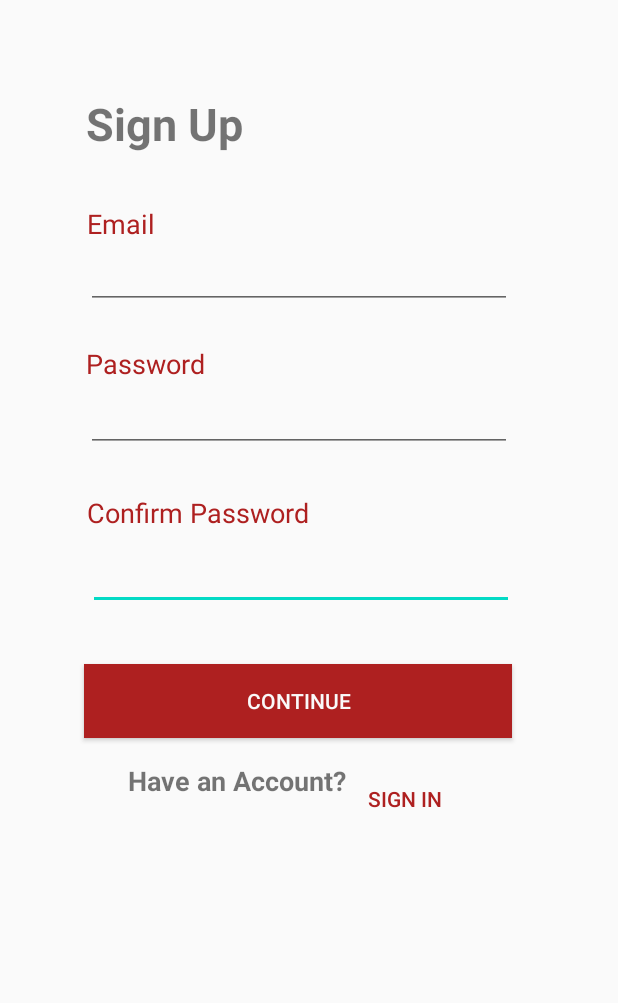
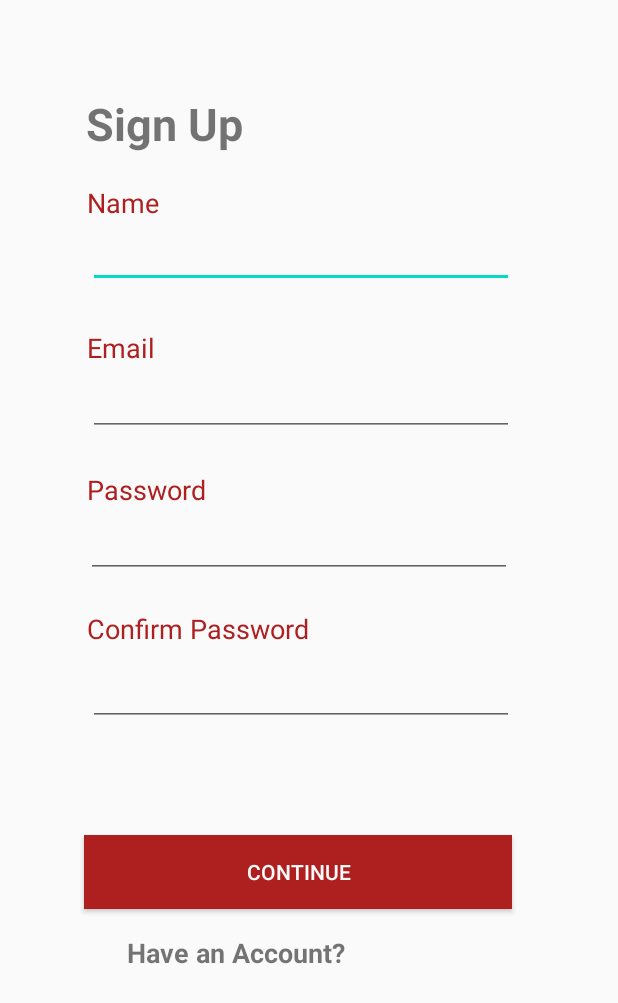
Before and after one commit to Jordan-Hum/FermentationMonitor, an Android app: the layout activity_signup.xml on its own in the app's theme, with its tools: preview values and no code run, on a phone screen of 412 x 824 dp. Shown: the top 1003 px of the screen. Run offline under Robolectric (Android 15) with nearby library versions, the phone set to English and light mode, and no system bars.

Commit message:
login page -created frontend for login page -links to main activity using login button (no authentication) -need to add authentication
signup page
-added name for signup
-aligned elements

```diff
--- a/android/FermentationMonitor/app/src/main/res/layout/activity_signup.xml
+++ b/android/FermentationMonitor/app/src/main/res/layout/activity_signup.xml
@@ -5,6 +5,76 @@
     android:layout_width="match_parent"
     android:layout_height="match_parent"
     tools:context=".SignupActivity">
+
+    <EditText
+        android:id="@+id/nameInput"
+        android:layout_width="284dp"
+        android:layout_height="49dp"
+        android:ems="10"
+        android:inputType="textPersonName"
+        app:layout_constraintBottom_toBottomOf="parent"
+        app:layout_constraintEnd_toEndOf="parent"
+        app:layout_constraintHorizontal_bias="0.456"
+        app:layout_constraintStart_toStartOf="parent"
+        app:layout_constraintTop_toBottomOf="@+id/nameTitle"
+        app:layout_constraintVertical_bias="0.0" />
+
+    <TextView
+        android:id="@+id/nameTitle"
+        android:layout_width="76dp"
+        android:layout_height="20dp"
+        android:text="Name"
+        android:textColor="#AE2020"
+        android:textSize="18sp"
+        app:layout_constraintBottom_toBottomOf="parent"
+        app:layout_constraintEnd_toEndOf="parent"
+        app:layout_constraintHorizontal_bias="0.173"
+        app:layout_constraintStart_toStartOf="parent"
+        app:layout_constraintTop_toBottomOf="@+id/signupTitle"
+        app:layout_constraintVertical_bias="0.021" />
+
+    <EditText
+        android:id="@+id/passwordInput"
+        android:layout_width="284dp"
+        android:layout_height="49dp"
+        android:layout_marginBottom="324dp"
+        android:ems="10"
+        android:inputType="textPersonName"
+        android:textColor="#000000"
+        app:layout_constraintBottom_toBottomOf="parent"
+        app:layout_constraintEnd_toEndOf="parent"
+        app:layout_constraintHorizontal_bias="0.45"
+        app:layout_constraintStart_toStartOf="parent"
+        app:layout_constraintTop_toBottomOf="@+id/passwordTitle"
+        app:layout_constraintVertical_bias="0.0" />
+
+    <TextView
+        android:id="@+id/passwordTitle"
+        android:layout_width="105dp"
+        android:layout_height="22dp"
+        android:text="Password"
+        android:textColor="#AE2020"
+        android:textSize="18sp"
+        app:layout_constraintBottom_toBottomOf="parent"
+        app:layout_constraintEnd_toEndOf="parent"
+        app:layout_constraintHorizontal_bias="0.189"
+        app:layout_constraintStart_toStartOf="parent"
+        app:layout_constraintTop_toBottomOf="@+id/emailInput"
+        app:layout_constraintVertical_bias="0.045" />
+
+    <Button
+        android:id="@+id/continueButton"
+        android:layout_width="285dp"
+        android:layout_height="49dp"
+        android:background="#AE2020"
+        android:text="Continue"
+        android:textColor="#FAFAFA"
+        app:layout_constraintBottom_toBottomOf="parent"
+        app:layout_constraintEnd_toEndOf="parent"
+        app:layout_constraintHorizontal_bias="0.444"
+        app:layout_constraintStart_toStartOf="parent"
+        app:layout_constraintTop_toBottomOf="@+id/passwordInput"
+        app:layout_constraintVertical_bias="0.44" />
 
     <TextView
         android:id="@+id/confirmPasswordTitle"
@@ -18,7 +88,20 @@
         app:layout_constraintHorizontal_bias="0.253"
         app:layout_constraintStart_toStartOf="parent"
         app:layout_constraintTop_toBottomOf="@+id/passwordInput"
-        app:layout_constraintVertical_bias="0.057" />
+        app:layout_constraintVertical_bias="0.052" />
+
+    <EditText
+        android:id="@+id/emailInput"
+        android:layout_width="284dp"
+        android:layout_height="49dp"
+        android:ems="10"
+        android:inputType="textPersonName"
+        app:layout_constraintBottom_toBottomOf="parent"
+        app:layout_constraintEnd_toEndOf="parent"
+        app:layout_constraintHorizontal_bias="0.456"
+        app:layout_constraintStart_toStartOf="parent"
+        app:layout_constraintTop_toBottomOf="@+id/emailTitle"
+        app:layout_constraintVertical_bias="0.0" />
 
     <EditText
         android:id="@+id/confirmPasswordInput"
@@ -27,6 +110,7 @@
         android:layout_marginBottom="324dp"
         android:ems="10"
         android:inputType="textPersonName"
+        android:textColor="#000000"
         app:layout_constraintBottom_toBottomOf="parent"
         app:layout_constraintEnd_toEndOf="parent"
         app:layout_constraintHorizontal_bias="0.456"
@@ -34,19 +118,49 @@
         app:layout_constraintTop_toBottomOf="@+id/confirmPasswordTitle"
         app:layout_constraintVertical_bias="0.0" />
 
-    <EditText
-        android:id="@+id/passwordInput"
-        android:layout_width="284dp"
-        android:layout_height="49dp"
-        android:layout_marginBottom="324dp"
-        android:ems="10"
-        android:inputType="textPersonName"
+    <TextView
+        android:id="@+id/emailTitle"
+        android:layout_width="81dp"
+        android:layout_height="22dp"
+        android:text="Email"
+        android:textColor="#AE2020"
+        android:textSize="18sp"
         app:layout_constraintBottom_toBottomOf="parent"
         app:layout_constraintEnd_toEndOf="parent"
-        app:layout_constraintHorizontal_bias="0.448"
+        app:layout_constraintHorizontal_bias="0.175"
         app:layout_constraintStart_toStartOf="parent"
-        app:layout_constraintTop_toBottomOf="@+id/passwordTitle"
-        app:layout_constraintVertical_bias="0.0" />
+        app:layout_constraintTop_toBottomOf="@+id/signupTitle"
+        app:layout_constraintVertical_bias="0.16" />
+
+    <Button
+        android:id="@+id/signinButton"
+        style="@style/Widget.AppCompat.Button.Borderless"
+        android:layout_width="75dp"
+        android:layout_height="40dp"
+        android:layout_marginTop="20dp"
+        android:layout_marginBottom="224dp"
+        android:text="Sign In"
+        android:textColor="#AE2020"
+        app:layout_constraintBottom_toBottomOf="parent"
+        app:layout_constraintEnd_toEndOf="parent"
+        app:layout_constraintHorizontal_bias="0.0"
+        app:layout_constraintStart_toEndOf="@+id/loginText"
+        app:layout_constraintTop_toBottomOf="@+id/continueButton"
+        app:layout_constraintVertical_bias="0.120000005" />
+
+    <TextView
+        android:id="@+id/loginText"
+        android:layout_width="147dp"
+        android:layout_height="31dp"
+        android:text="Have an Account?"
+        android:textSize="18sp"
+        android:textStyle="bold"
+        app:layout_constraintBottom_toBottomOf="parent"
+        app:layout_constraintEnd_toEndOf="parent"
+        app:layout_constraintHorizontal_bias="0.321"
+        app:layout_constraintStart_toStartOf="parent"
+        app:layout_constraintTop_toBottomOf="@+id/continueButton"
+        app:layout_constraintVertical_bias="0.089" />
 
     <TextView
         android:id="@+id/signupTitle"
@@ -62,87 +176,4 @@
         app:layout_constraintTop_toTopOf="parent"
         app:layout_constraintVertical_bias="0.08" />
 
-    <TextView
-        android:id="@+id/emailTitle"
-        android:layout_width="76dp"
-        android:layout_height="20dp"
-        android:text="Email"
-        android:textColor="#AE2020"
-        android:textSize="18sp"
-        app:layout_constraintBottom_toBottomOf="parent"
-        app:layout_constraintEnd_toEndOf="parent"
-        app:layout_constraintHorizontal_bias="0.172"
-        app:layout_constraintStart_toStartOf="parent"
-        app:layout_constraintTop_toBottomOf="@+id/signupTitle"
-        app:layout_constraintVertical_bias="0.041" />
-
-    <EditText
-        android:id="@+id/emailInput"
-        android:layout_width="284dp"
-        android:layout_height="49dp"
-        android:ems="10"
-        android:inputType="textPersonName"
-        app:layout_constraintBottom_toBottomOf="parent"
-        app:layout_constraintEnd_toEndOf="parent"
-        app:layout_constraintHorizontal_bias="0.448"
-        app:layout_constraintStart_toStartOf="parent"
-        app:layout_constraintTop_toBottomOf="@+id/emailTitle"
-        app:layout_constraintVertical_bias="0.0" />
-
-    <TextView
-        android:id="@+id/passwordTitle"
-        android:layout_width="105dp"
-        android:layout_height="22dp"
-        android:text="Password"
-        android:textColor="#AE2020"
-        android:textSize="18sp"
-        app:layout_constraintBottom_toBottomOf="parent"
-        app:layout_constraintEnd_toEndOf="parent"
-        app:layout_constraintHorizontal_bias="0.186"
-        app:layout_constraintStart_toStartOf="parent"
-        app:layout_constraintTop_toBottomOf="@+id/emailInput"
-        app:layout_constraintVertical_bias="0.04" />
-
-    <Button
-        android:id="@+id/continueButton"
-        android:layout_width="285dp"
-        android:layout_height="49dp"
-        android:background="#AE2020"
-        android:text="Continue"
-        android:textColor="#FAFAFA"
-        app:layout_constraintBottom_toBottomOf="parent"
-        app:layout_constraintEnd_toEndOf="parent"
-        app:layout_constraintHorizontal_bias="0.444"
-        app:layout_constraintStart_toStartOf="parent"
-        app:layout_constraintTop_toBottomOf="@+id/passwordInput"
-        app:layout_constraintVertical_bias="0.298" />
-
-    <TextView
-        android:id="@+id/loginText"
-        android:layout_width="147dp"
-        android:layout_height="31dp"
-        android:text="Have an Account?"
-        android:textSize="18sp"
-        android:textStyle="bold"
-        app:layout_constraintBottom_toBottomOf="parent"
-        app:layout_constraintEnd_toEndOf="parent"
-        app:layout_constraintHorizontal_bias="0.322"
-        app:layout_constraintStart_toStartOf="parent"
-        app:layout_constraintTop_toBottomOf="@+id/continueButton"
-        app:layout_constraintVertical_bias="0.053" />
-
-    <Button
-        android:id="@+id/button2"
-        style="@style/Widget.AppCompat.Button.Borderless"
-        android:layout_width="75dp"
-        android:layout_height="40dp"
-        android:layout_marginBottom="224dp"
-        android:text="Sign In"
-        android:textColor="#AE2020"
-        app:layout_constraintBottom_toBottomOf="parent"
-        app:layout_constraintEnd_toEndOf="parent"
-        app:layout_constraintHorizontal_bias="0.0"
-        app:layout_constraintStart_toEndOf="@+id/loginText"
-        app:layout_constraintTop_toBottomOf="@+id/continueButton"
-        app:layout_constraintVertical_bias="0.307" />
 </androidx.constraintlayout.widget.ConstraintLayout>
```
Also changed, not shown: android/FermentationMonitor/app/src/main/AndroidManifest.xml (+4 -3 lines), android/FermentationMonitor/app/src/main/java/com/example/fermentationmonitor/SignupActivity.java (+45 -1 lines), android/FermentationMonitor/app/src/main/java/com/example/fermentationmonitor/loginActivity.java (added, +59 -0 lines), android/FermentationMonitor/app/src/main/res/layout/activity_login.xml (added, +91 -0 lines).
